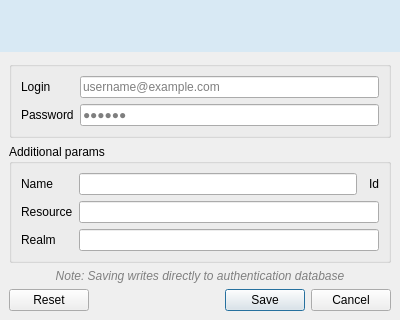
The window that src/nextgis_connect/ngw_connection/auth_config_edit_dialog.ui (nextgis/nextgis_connect) describes before a commit, drawn with Qt 5.
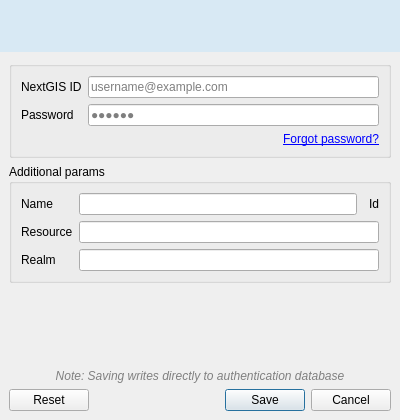
The same window after the commit. Custom widgets are drawn as their Qt base class.

Commit message:
Add forgot password link
CON-432

What changed in the file:
```diff
--- a/src/nextgis_connect/ngw_connection/auth_config_edit_dialog.ui
+++ b/src/nextgis_connect/ngw_connection/auth_config_edit_dialog.ui
@@ -7,7 +7,7 @@
     <x>0</x>
     <y>0</y>
     <width>400</width>
-    <height>300</height>
+    <height>420</height>
    </rect>
   </property>
   <property name="sizePolicy">
@@ -75,25 +75,16 @@
       </property>
       <item>
        <widget class="QGroupBox" name="auth_params_groupbox">
-        <layout class="QFormLayout" name="formLayout">
+        <layout class="QVBoxLayout" name="verticalLayout_3">
+         <item>
+          <layout class="QGridLayout" name="gridLayout">
          <item row="0" column="0">
           <widget class="QLabel" name="login_label">
-           <property name="text">
-            <string>Login</string>
-           </property>
-          </widget>
-         </item>
-         <item row="1" column="1">
-          <widget class="QgsPasswordLineEdit" name="password_lineedit">
-           <property name="placeholderText">
-            <string>●●●●●●</string>
-           </property>
-          </widget>
-         </item>
-         <item row="1" column="0">
-          <widget class="QLabel" name="password_label">
+             <property name="toolTip">
+              <string>Email address you used to sign up for NextGIS</string>
+             </property>
            <property name="text">
-            <string>Password</string>
+              <string>NextGIS ID</string>
            </property>
           </widget>
          </item>
@@ -101,6 +92,38 @@
           <widget class="QLineEdit" name="username_lineedit">
            <property name="placeholderText">
             <string>username@example.com</string>
+             </property>
+            </widget>
+           </item>
+           <item row="1" column="0">
+            <widget class="QLabel" name="password_label">
+             <property name="toolTip">
+              <string>&lt;html&gt;&lt;head/&gt;&lt;body&gt;&lt;p&gt;Password for your NextGIS ID. &lt;br/&gt;&lt;br/&gt;Signed up for NextGIS via &lt;span style=&quot; font-weight:700;&quot;&gt;Google&lt;/span&gt;? You need a separate password for NextGIS Connect. Use &lt;span style=&quot; font-weight:700;&quot;&gt;Forgot password&lt;/span&gt; to set one.&lt;/p&gt;&lt;/body&gt;&lt;/html&gt;</string>
+             </property>
+             <property name="text">
+              <string>Password</string>
+             </property>
+            </widget>
+           </item>
+           <item row="1" column="1">
+            <widget class="QgsPasswordLineEdit" name="password_lineedit">
+             <property name="toolTip">
+              <string>&lt;html&gt;&lt;head/&gt;&lt;body&gt;&lt;p&gt;Password for your NextGIS ID. &lt;br/&gt;&lt;br/&gt;Signed up for NextGIS via &lt;span style=&quot; font-weight:700;&quot;&gt;Google&lt;/span&gt;? You need a separate password for NextGIS Connect. Use &lt;span style=&quot; font-weight:700;&quot;&gt;Forgot password&lt;/span&gt; to set one.&lt;/p&gt;&lt;/body&gt;&lt;/html&gt;</string>
+             </property>
+             <property name="placeholderText">
+              <string>●●●●●●</string>
+             </property>
+            </widget>
+           </item>
+          </layout>
+         </item>
+         <item>
+          <widget class="QLabel" name="forgot_label">
+           <property name="text">
+            <string>&lt;a href=&quot;#forgot&quot;&gt;Forgot password?&lt;/a&gt;</string>
+           </property>
+           <property name="alignment">
+            <set>Qt::AlignRight|Qt::AlignTrailing|Qt::AlignVCenter</set>
            </property>
           </widget>
          </item>
```
Left out of the diff: 3 changed lines with no effect on the pictures. Lines whose indentation alone changed are shown as unchanged. The commit also changes 2 other files.
